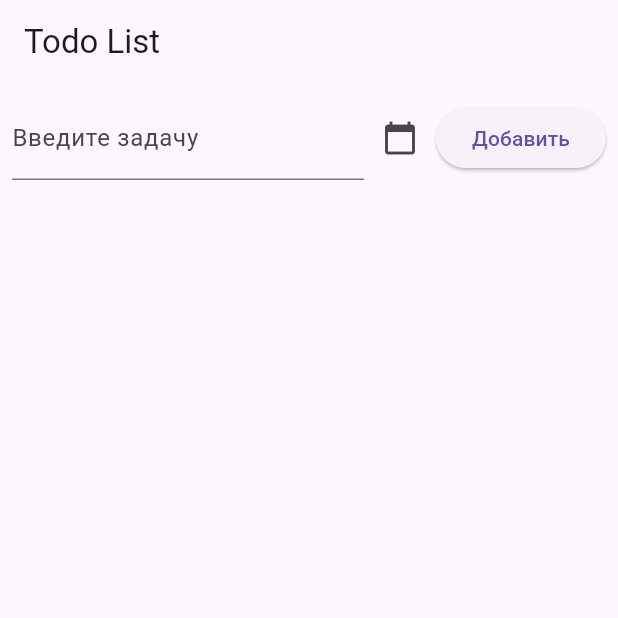
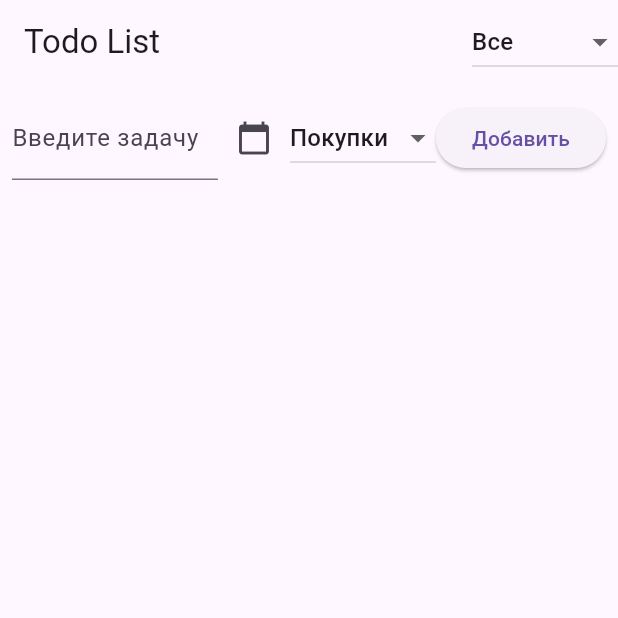
Before and after one commit to z7Bayaman/todolist, a Flutter app: the screen it shows after launch, on a phone screen of 412 x 824 dp, the top half of it. Run offline on Flutter 3.47's test engine with Material 3 defaults, Android fonts, the phone set to English and light mode, and no system bars.

Commit message:
Добавлена фильтрация

```diff
--- a/lib/main.dart
+++ b/lib/main.dart
@@ -5,13 +5,13 @@ void main() {
 }
 
 class TodoApp extends StatelessWidget {
+  const TodoApp({super.key});
+
   @override
   Widget build(BuildContext context) {
     return MaterialApp(
       title: 'Todolist',
-      theme: ThemeData(
-        primarySwatch: Colors.blue,
-      ),
+      theme: ThemeData(primarySwatch: Colors.blue),
       home: TodoListScreen(),
     );
   }
@@ -22,16 +22,19 @@ class Task {
   bool isCompleted;
   DateTime deadline;
   DateTime? completedAt;
+  String category;
 
-  Task({
-    required this.title,
-    this.isCompleted = false,
-    required this.deadline,
-    this.completedAt,
-  });
+  Task(
+      {required this.title,
+      this.isCompleted = false,
+      required this.deadline,
+      this.completedAt,
+      required this.category});
 }
 
 class TodoListScreen extends StatefulWidget {
+  const TodoListScreen({super.key});
+
   @override
   _TodoListScreenState createState() => _TodoListScreenState();
 }
@@ -40,12 +43,18 @@ class _TodoListScreenState extends State<TodoListScreen> {
   final List<Task> tasks = [];
   final TextEditingController _taskController = TextEditingController();
   DateTime? _selectedDeadline;
+  String _selectedCategory = "Покупки";
+
+  final List<String> categories = ["Все", "Покупки", "Работа", "Обучение"];
+  String _filterCategory = "Все";
 
   void _addTask() {
     if (_taskController.text.isEmpty || _selectedDeadline == null) return;
     setState(() {
-      tasks
-          .add(Task(title: _taskController.text, deadline: _selectedDeadline!));
+      tasks.add(Task(
+          title: _taskController.text,
+          deadline: _selectedDeadline!,
+          category: _selectedCategory));
       _taskController.clear();
       _selectedDeadline = null;
     });
@@ -81,8 +90,30 @@ class _TodoListScreenState extends State<TodoListScreen> {
 
   @override
   Widget build(BuildContext context) {
+    List<Task> filteredTask = _filterCategory == "Все"
+        ? tasks
+        : tasks.where((task) => task.category == _filterCategory).toList();
+
     return Scaffold(
-      appBar: AppBar(title: Text('Todo List')),
+      appBar: AppBar(
+        title: Text('Todo List'),
+        actions: [
+          DropdownButton<String>(
+            value: _filterCategory,
+            onChanged: (String? newValue) {
+              setState(() {
+                _filterCategory = newValue!;
+              });
+            },
+            items: categories.map((String category) {
+              return DropdownMenuItem<String>(
+                value: category,
+                child: Text(category),
+              );
+            }).toList(),
+          ),
+        ],
+      ),
       body: Column(
         children: [
           Padding(
@@ -99,6 +130,22 @@ class _TodoListScreenState extends State<TodoListScreen> {
                   icon: Icon(Icons.calendar_today),
                   onPressed: () => _selectDeadline(context),
                 ),
+                DropdownButton<String>(
+                  value: _selectedCategory,
+                  onChanged: (String? newValue) {
+                    setState(() {
+                      _selectedCategory = newValue!;
+                    });
+                  },
+                  items: categories
+                      .where((cat) => cat != "Все")
+                      .map((String category) {
+                    return DropdownMenuItem<String>(
+                      value: category,
+                      child: Text(category),
+                    );
+                  }).toList(),
+                ),
                 ElevatedButton(
                   onPressed: _addTask,
                   child: Text('Добавить'),
@@ -108,9 +155,9 @@ class _TodoListScreenState extends State<TodoListScreen> {
           ),
           Expanded(
             child: ListView.builder(
-              itemCount: tasks.length,
+              itemCount: filteredTask.length,
               itemBuilder: (context, index) {
-                final task = tasks[index];
+                final task = filteredTask[index];
                 return ListTile(
                   title: Text(
                     task.title,
@@ -124,7 +171,8 @@ class _TodoListScreenState extends State<TodoListScreen> {
                           : Colors.black,
                     ),
                   ),
-                  subtitle: Text("Дедлайн: ${task.deadline.toLocal()}"),
+                  subtitle: Text(
+                      "Категория: ${task.category} | Дедлайн: ${task.deadline.toLocal()}"),
                   trailing: Row(
                     mainAxisSize: MainAxisSize.min,
                     children: [
```
